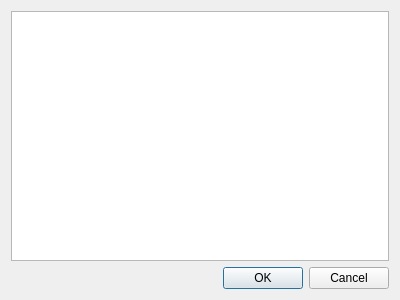
This is analyzer/analyzerdata.ui in rigexpert/AntScope2 as Qt 5 draws it before an edit. The edited form follows.
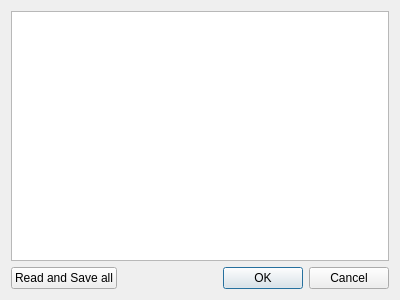
This is the edited form.

Commit message: Read & Save all data from analyzer

Patch:
```diff
--- a/analyzer/analyzerdata.ui
+++ b/analyzer/analyzerdata.ui
@@ -13,11 +13,38 @@
   <property name="windowTitle">
    <string>Dialog</string>
   </property>
-  <layout class="QHBoxLayout" name="horizontalLayout">
+  <layout class="QVBoxLayout" name="verticalLayout">
    <item>
-    <layout class="QVBoxLayout" name="verticalLayout">
+    <widget class="QListWidget" name="listWidget">
+     <property name="selectionMode">
+      <enum>QAbstractItemView::SingleSelection</enum>
+     </property>
+     <property name="selectionBehavior">
+      <enum>QAbstractItemView::SelectItems</enum>
+     </property>
+    </widget>
+   </item>
+   <item>
+    <layout class="QHBoxLayout" name="horizontalLayout">
      <item>
-      <widget class="QListWidget" name="listWidget"/>
+      <widget class="QPushButton" name="btnReadAll">
+       <property name="text">
+        <string>Read and Save all</string>
+       </property>
+      </widget>
+     </item>
+     <item>
+      <spacer name="horizontalSpacer">
+       <property name="orientation">
+        <enum>Qt::Horizontal</enum>
+       </property>
+       <property name="sizeHint" stdset="0">
+        <size>
+         <width>40</width>
+         <height>20</height>
+        </size>
+       </property>
+      </spacer>
      </item>
      <item>
       <widget class="QDialogButtonBox" name="buttonBox">
```
Left out of the diff: 2 changed lines with no effect on the pictures. The commit also changes 8 other files.
